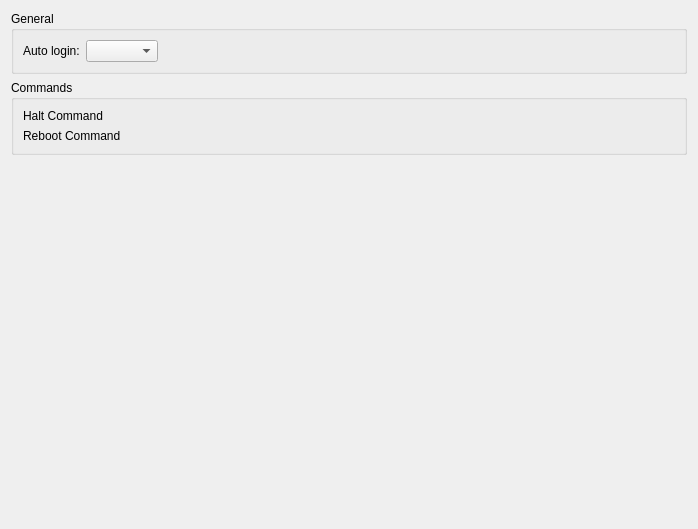
KDE/sddm-kcm, file advanceconfig.ui: the form before one commit.
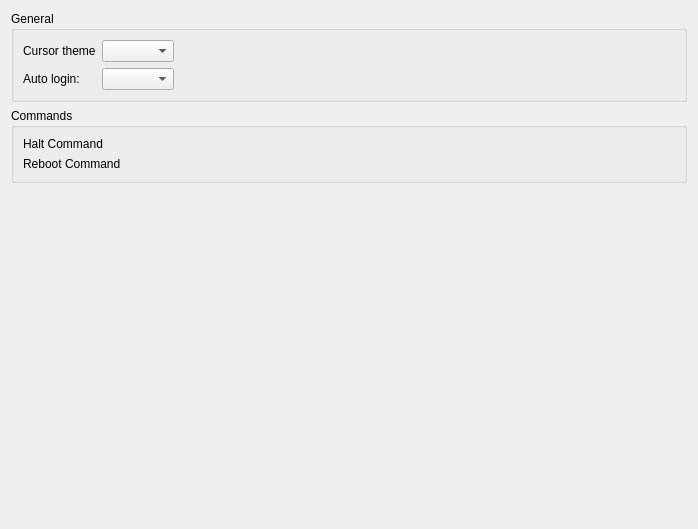
The form after the commit. Custom widgets are drawn as their Qt base class.

```diff
--- a/advanceconfig.ui
+++ b/advanceconfig.ui
@@ -24,17 +24,17 @@
        <layout class="QVBoxLayout" name="verticalLayout_5">
         <item>
          <layout class="QGridLayout" name="gridLayout_2">
-          <item row="0" column="0">
+          <item row="1" column="0">
            <widget class="QLabel" name="label_3">
             <property name="text">
              <string>Auto login:</string>
             </property>
            </widget>
           </item>
-          <item row="0" column="1">
+          <item row="1" column="1">
            <widget class="QComboBox" name="userList"/>
           </item>
-          <item row="0" column="2">
+          <item row="1" column="2">
            <spacer name="horizontalSpacer">
             <property name="orientation">
              <enum>Qt::Horizontal</enum>
@@ -47,6 +47,29 @@
             </property>
            </spacer>
           </item>
+          <item row="0" column="0">
+           <widget class="QLabel" name="label_4">
+            <property name="text">
+             <string>Cursor theme</string>
+            </property>
+           </widget>
+          </item>
+          <item row="0" column="1">
+           <widget class="QComboBox" name="cursorList"/>
+          </item>
+          <item row="0" column="2">
+           <spacer name="horizontalSpacer_3">
+            <property name="orientation">
+             <enum>Qt::Horizontal</enum>
+            </property>
+            <property name="sizeHint" stdset="0">
+             <size>
+              <width>40</width>
+              <height>20</height>
+             </size>
+            </property>
+           </spacer>
+          </item>
          </layout>
         </item>
        </layout>
```
